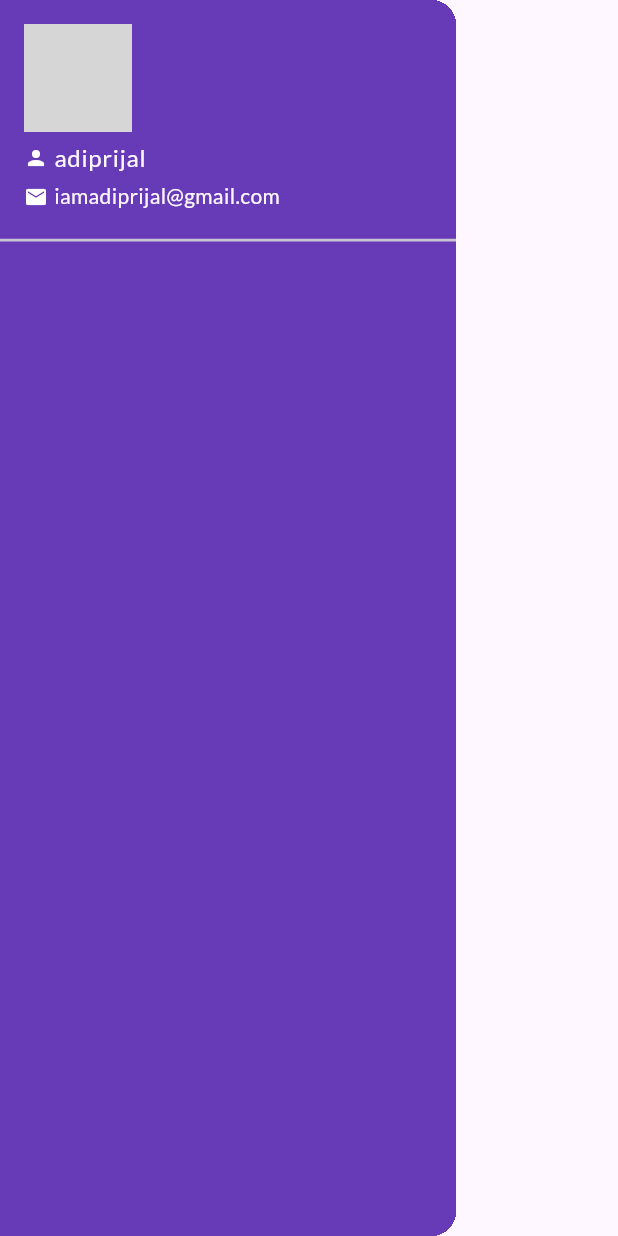
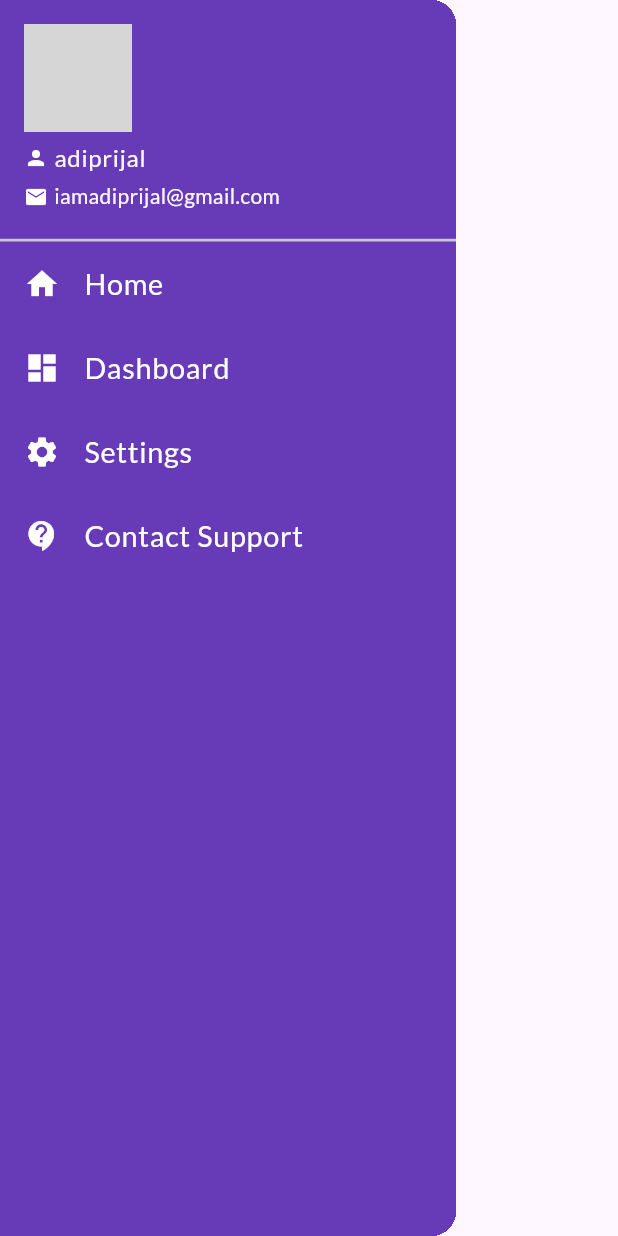
Before and after one commit to adiprijal/Flutter_Catalog_App, a Flutter app: the MyDrawer widget shown alone on an empty page, opened directly, on a phone screen of 412 x 824 dp. Run offline on Flutter 3.47's test engine with Material 3 defaults, Android fonts, the phone set to English and light mode, and no system bars; our stand-ins replace google_fonts; network calls fail; grey boxes are pictures that could not be loaded.

Commit message:
Add additional ListTile items to MyDrawer for improved navigation options

```diff
--- a/lib/widgets/drawer.dart
+++ b/lib/widgets/drawer.dart
@@ -1,6 +1,7 @@
 // Drawer widget for the app
 // It provides a navigation drawer that can be used to navigate between different pages of the app.
 
+import 'package:flutter/cupertino.dart';
 import 'package:flutter/material.dart';
 
 class MyDrawer extends StatelessWidget {
@@ -51,6 +52,36 @@ class MyDrawer extends StatelessWidget {
                 ),
               ),
             ),
+            ListTile(
+              leading: Icon(Icons.home, color: Colors.white),
+              title: Text("Home",
+              style: TextStyle(color: Colors.white),
+              textScaler: TextScaler.linear(1.2),),
+            ),
+            ListTile(
+              leading: Icon(Icons.dashboard, color: Colors.white),
+              title: Text(
+                "Dashboard",
+                style: TextStyle(color: Colors.white),
+                textScaler: TextScaler.linear(1.2),
+              ),
+            ),
+            ListTile(
+              leading: Icon(Icons.settings, color: Colors.white),
+              title: Text(
+                "Settings",
+                style: TextStyle(color: Colors.white),
+                textScaler: TextScaler.linear(1.2),
+              ),
+            ),
+            ListTile(
+              leading: Icon(Icons.contact_support_sharp, color: Colors.white),
+              title: Text(
+                "Contact Support",
+                style: TextStyle(color: Colors.white),
+                textScaler: TextScaler.linear(1.2),
+              ),
+            )
           ],
         ),
       ),
```
